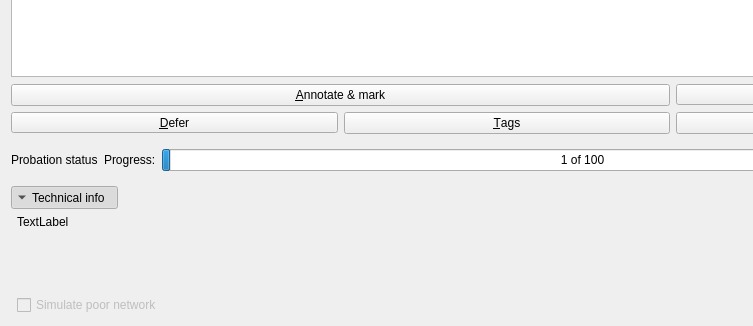
First picture: the form in plom/client/ui_files/marker.ui, repository plomgrading/plom, before the edit; both pictures show x 0 to 753 and y 442 to 768 of the 1024 by 768 pixel window.
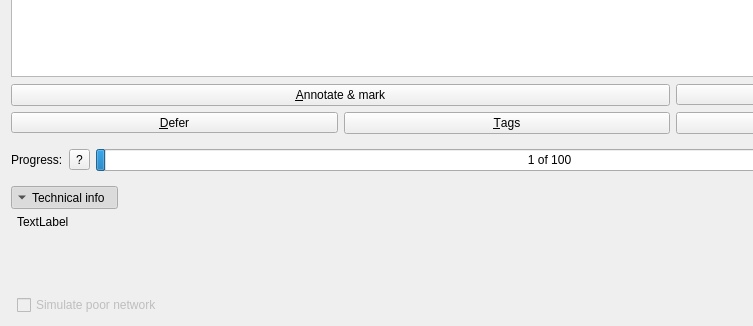
Second picture: the form after the edit. Custom widgets are drawn as their Qt base class.

Commit message: add an explanation button

Diff of the .ui file:
```diff
--- a/plom/client/ui_files/marker.ui
+++ b/plom/client/ui_files/marker.ui
@@ -291,16 +291,16 @@
            <number>0</number>
           </property>
           <item>
-           <widget class="QLabel" name="labelProbation">
+           <widget class="QLabel" name="labelProgress">
             <property name="text">
-             <string>Probation status</string>
+             <string>Progress:</string>
             </property>
            </widget>
           </item>
           <item>
-           <widget class="QLabel" name="labelProgress">
+           <widget class="QToolButton" name="explainProbationButton">
             <property name="text">
-             <string>Progress:</string>
+             <string>?</string>
             </property>
            </widget>
           </item>
```
The commit also changes 1 other file.
